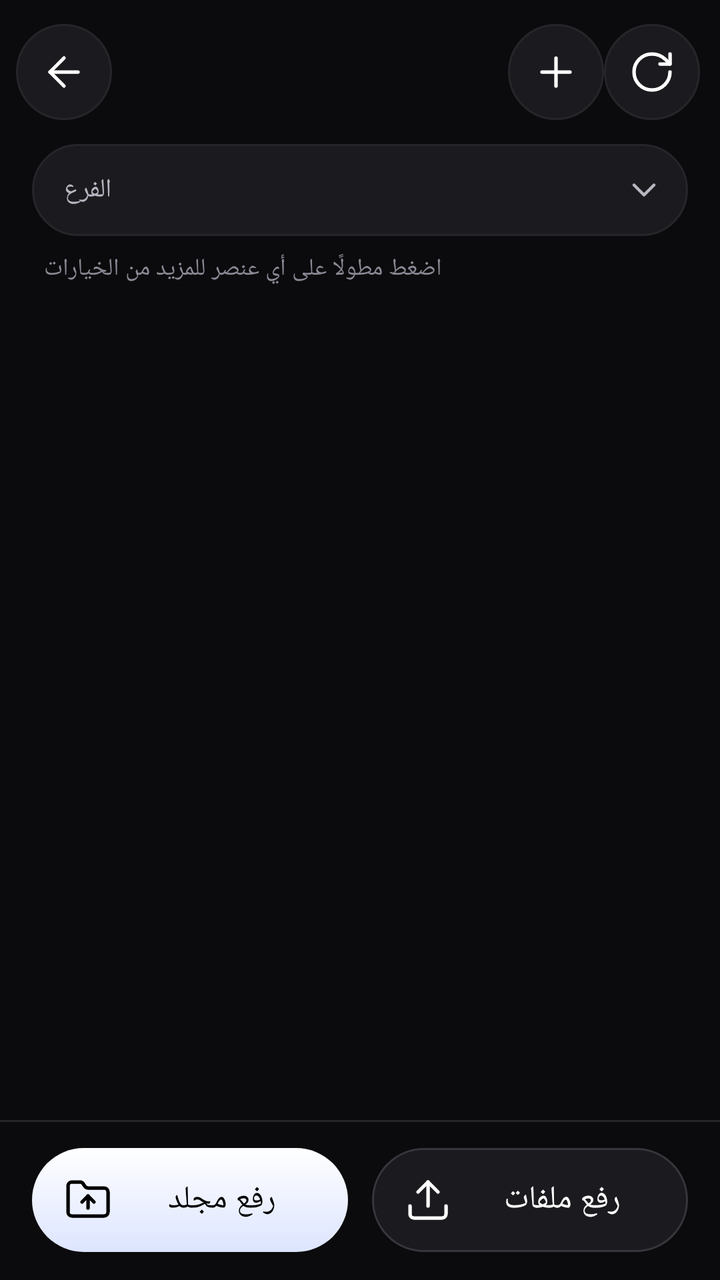
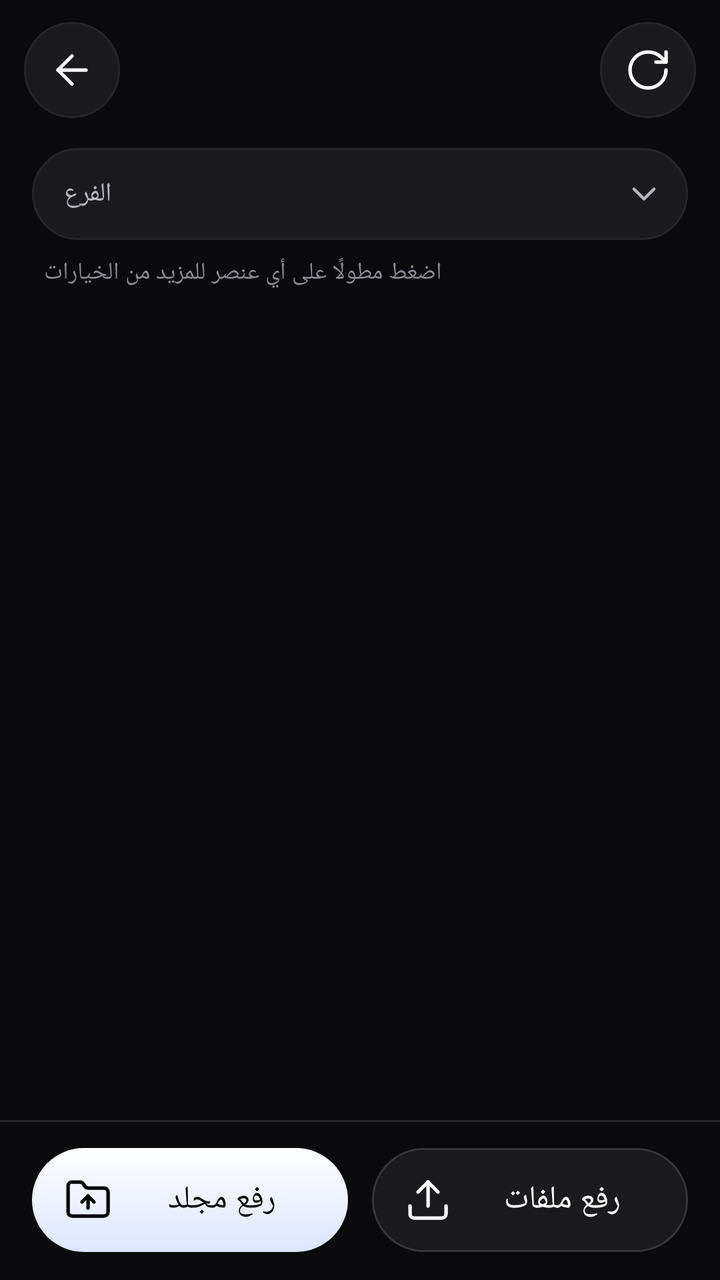

Before-and-after screenshots of an Android layout around one commit, followed by the original layout XML and the change that was made.
<!-- AndroidManifest.xml: application theme AppTheme -->
<!-- res/layout/activity_browser.xml -->
<?xml version="1.0" encoding="utf-8"?>
<LinearLayout xmlns:android="http://schemas.android.com/apk/res/android"
    android:layout_width="match_parent"
    android:layout_height="match_parent"
    android:background="@color/bg"
    android:orientation="vertical">

    <LinearLayout
        android:layout_width="match_parent"
        android:layout_height="wrap_content"
        android:gravity="center_vertical"
        android:orientation="horizontal"
        android:paddingStart="8dp"
        android:paddingTop="12dp"
        android:paddingEnd="10dp"
        android:paddingBottom="6dp">

        <ImageButton
            android:id="@+id/btnBack"
            style="@style/IconButton"
            android:contentDescription="@string/back"
            android:src="@drawable/ic_back" />

        <LinearLayout
            android:layout_width="0dp"
            android:layout_height="wrap_content"
            android:layout_marginStart="4dp"
            android:layout_weight="1"
            android:orientation="vertical">

            <TextView
                android:id="@+id/title"
                android:layout_width="match_parent"
                android:layout_height="wrap_content"
                android:ellipsize="end"
                android:fontFamily="serif"
                android:singleLine="true"
                android:textColor="@color/text_primary"
                android:textSize="22sp" />

            <TextView
                android:id="@+id/pathView"
                android:layout_width="match_parent"
                android:layout_height="wrap_content"
                android:ellipsize="start"
                android:fontFamily="monospace"
                android:singleLine="true"
                android:textAlignment="viewStart"
                android:textColor="@color/text_secondary"
                android:textDirection="ltr"
                android:textSize="12sp" />
        </LinearLayout>

        <ImageButton
            android:id="@+id/btnNew"
            style="@style/IconButton"
            android:contentDescription="@string/new_item"
            android:src="@drawable/ic_add" />

        <FrameLayout
        android:layout_width="wrap_content"
        android:layout_height="wrap_content">

        <ImageButton
            android:id="@+id/btnRefresh"
            style="@style/IconButton"
            android:contentDescription="@string/refresh"
            android:src="@drawable/ic_refresh" />

        
        <com.ghmanager.app.IosSpinner
            android:id="@+id/loading"
            android:layout_width="48dp"
            android:layout_height="48dp"
            android:visibility="invisible" />
    </FrameLayout>
    </LinearLayout>

    <LinearLayout
        android:id="@+id/branchBox"
        android:layout_width="match_parent"
        android:layout_height="wrap_content"
        android:layout_marginStart="16dp"
        android:layout_marginTop="6dp"
        android:layout_marginEnd="16dp"
        android:background="@drawable/bg_card_ripple"
        android:gravity="center_vertical"
        android:orientation="horizontal"
        android:paddingStart="16dp"
        android:paddingEnd="12dp">

        <TextView
            android:layout_width="wrap_content"
            android:layout_height="wrap_content"
            android:text="@string/branch_label"
            android:textColor="@color/text_secondary"
            android:textSize="13sp" />

        <Spinner
            android:id="@+id/branchSpinner"
            android:layout_width="0dp"
            android:layout_height="46dp"
            android:layout_marginStart="8dp"
            android:layout_weight="1"
            android:background="@null"
            android:popupBackground="@drawable/bg_popup" />

        <ImageView
            android:layout_width="20dp"
            android:layout_height="20dp"
            android:importantForAccessibility="no"
            android:src="@drawable/ic_expand"
            android:tint="@color/text_secondary" />
    </LinearLayout>

    
    <LinearLayout
        android:id="@+id/hintRow"
        android:layout_width="match_parent"
        android:layout_height="wrap_content"
        android:gravity="center_vertical"
        android:orientation="horizontal"
        android:paddingStart="22dp"
        android:paddingTop="8dp"
        android:paddingEnd="16dp"
        android:paddingBottom="4dp">

        <TextView
            android:id="@+id/hintText"
            android:layout_width="0dp"
            android:layout_height="wrap_content"
            android:layout_weight="1"
            android:text="@string/long_press_hint"
            android:textAlignment="viewStart"
            android:textColor="@color/text_hint"
            android:textSize="12sp" />
    </LinearLayout>

    
    <LinearLayout
        android:id="@+id/selBar"
        android:layout_width="match_parent"
        android:layout_height="wrap_content"
        android:layout_marginStart="14dp"
        android:layout_marginTop="8dp"
        android:layout_marginEnd="14dp"
        android:background="@drawable/bg_selbar"
        android:gravity="center_vertical"
        android:orientation="horizontal"
        android:paddingStart="6dp"
        android:paddingTop="4dp"
        android:paddingEnd="12dp"
        android:paddingBottom="4dp"
        android:visibility="gone">

        <ImageButton
            android:id="@+id/selClose"
            style="@style/IconButton"
            android:layout_width="40dp"
            android:layout_height="40dp"
            android:contentDescription="@string/sel_close"
            android:src="@drawable/ic_cancel" />

        <TextView
            android:id="@+id/selCount"
            android:layout_width="0dp"
            android:layout_height="wrap_content"
            android:layout_marginStart="8dp"
            android:layout_weight="1"
            android:singleLine="true"
            android:textAlignment="viewStart"
            android:textColor="@color/text_primary"
            android:textSize="15sp"
            android:textStyle="bold" />

        <TextView
            android:id="@+id/selAll"
            android:layout_width="wrap_content"
            android:layout_height="wrap_content"
            android:background="@drawable/bg_pill_neutral"
            android:paddingStart="14dp"
            android:paddingTop="8dp"
            android:paddingEnd="14dp"
            android:paddingBottom="8dp"
            android:singleLine="true"
            android:text="@string/select_all"
            android:textColor="@color/accent_text"
            android:textSize="13sp"
            android:textStyle="bold" />
    </LinearLayout>

    <FrameLayout
        android:layout_width="match_parent"
        android:layout_height="0dp"
        android:layout_weight="1">

        <ListView
            android:id="@+id/list"
            android:layout_width="match_parent"
            android:layout_height="match_parent"
            android:clipToPadding="false"
            android:divider="@null"
            android:dividerHeight="0dp"
            android:listSelector="@android:color/transparent"
            android:paddingTop="4dp"
            android:paddingBottom="16dp"
            android:scrollbars="none" />

        <TextView
            android:id="@+id/empty"
            android:layout_width="match_parent"
            android:layout_height="wrap_content"
            android:layout_gravity="center"
            android:gravity="center"
            android:padding="32dp"
            android:text="@string/empty_folder"
            android:textColor="@color/text_hint"
            android:textSize="15sp"
            android:visibility="gone" />
    </FrameLayout>

    <LinearLayout
        android:id="@+id/uploadBar"
        android:layout_width="match_parent"
        android:layout_height="wrap_content"
        android:background="@drawable/bg_bottom_bar"
        android:orientation="horizontal"
        android:paddingStart="16dp"
        android:paddingTop="14dp"
        android:paddingEnd="16dp"
        android:paddingBottom="14dp">

        <Button
            android:id="@+id/btnFolder"
            style="@style/BtnPrimary"
            android:layout_width="0dp"
            android:layout_height="wrap_content"
            android:layout_marginEnd="6dp"
            android:layout_weight="1"
            android:drawableStart="@drawable/ic_folder_up"
            android:drawablePadding="8dp"
            android:drawableTint="@color/on_accent"
            android:paddingStart="16dp"
            android:paddingEnd="16dp"
            android:text="@string/upload_folder" />

        <Button
            android:id="@+id/btnFiles"
            style="@style/BtnSecondary"
            android:layout_width="0dp"
            android:layout_height="wrap_content"
            android:layout_marginStart="6dp"
            android:layout_weight="1"
            android:drawableStart="@drawable/ic_upload"
            android:drawablePadding="8dp"
            android:drawableTint="@color/text_primary"
            android:paddingStart="16dp"
            android:paddingEnd="16dp"
            android:text="@string/upload_files" />
    </LinearLayout>
    
    <LinearLayout
        android:id="@+id/deleteBar"
        android:layout_width="match_parent"
        android:layout_height="wrap_content"
        android:background="@drawable/bg_bottom_bar"
        android:orientation="horizontal"
        android:paddingStart="16dp"
        android:paddingTop="14dp"
        android:paddingEnd="16dp"
        android:paddingBottom="14dp"
        android:visibility="gone">

        <Button
            android:id="@+id/btnDeleteSel"
            style="@style/BtnPrimary"
            android:layout_width="match_parent"
            android:layout_height="wrap_content"
            android:background="@drawable/btn_danger"
            android:drawableStart="@drawable/ic_delete"
            android:drawablePadding="8dp"
            android:drawableTint="@color/on_accent"
            android:paddingStart="16dp"
            android:paddingEnd="16dp"
            android:textColor="@color/on_accent" />
    </LinearLayout>
</LinearLayout>
<!-- resources referenced by this layout -->
<resources>
  <color name="accent_text">#9DB5FF</color>
  <color name="bg">#0B0B0D</color>
  <color name="on_accent">#000000</color>
  <color name="text_hint">#8A8A96</color>
  <color name="text_primary">#FFFFFF</color>
  <color name="text_secondary">#B7B7C2</color>
  <!-- drawable bg_pill_neutral (drawable) -->
  <?xml version="1.0" encoding="utf-8"?>
  <shape xmlns:android="http://schemas.android.com/apk/res/android" android:shape="rectangle">
      <solid android:color="@color/neutral_soft" />
      <corners android:radius="100dp" />
  </shape>
  <!-- drawable bg_popup (drawable) -->
  <?xml version="1.0" encoding="utf-8"?>
  <shape xmlns:android="http://schemas.android.com/apk/res/android" android:shape="rectangle">
      <solid android:color="@color/surface" />
      <stroke android:width="1dp" android:color="@color/stroke" />
      <corners android:radius="22dp" />
  </shape>
  <!-- drawable bg_selbar (drawable) -->
  <?xml version="1.0" encoding="utf-8"?>
  <shape xmlns:android="http://schemas.android.com/apk/res/android" android:shape="rectangle">
      <solid android:color="@color/accent_soft" />
      <stroke android:width="1dp" android:color="@color/accent" />
      <corners android:radius="24dp" />
  </shape>
  <!-- drawable ic_add (drawable) -->
  <?xml version="1.0" encoding="utf-8"?>
  <vector xmlns:android="http://schemas.android.com/apk/res/android"
      android:width="24dp"
      android:height="24dp"
      android:autoMirrored="false"
      android:viewportWidth="24"
      android:viewportHeight="24">
      <path
          android:pathData="M5 12h14"
          android:strokeColor="#FF000000"
          android:strokeWidth="1.75"
          android:strokeLineCap="round"
          android:strokeLineJoin="round" />
      <path
          android:pathData="M12 5v14"
          android:strokeColor="#FF000000"
          android:strokeWidth="1.75"
          android:strokeLineCap="round"
          android:strokeLineJoin="round" />
  </vector>
  <string name="back">رجوع</string>
  <string name="branch_label">الفرع</string>
  <string name="empty_folder">المجلد فارغ</string>
  <string name="long_press_hint">اضغط مطولًا على أي عنصر للمزيد من الخيارات</string>
  <string name="new_item">جديد</string>
  <string name="refresh">تحديث</string>
  <string name="sel_close">إلغاء التحديد</string>
  <string name="select_all">تحديد الكل</string>
  <string name="upload_files">رفع ملفات</string>
  <string name="upload_folder">رفع مجلد</string>
  <style name="IconButton">
          <item name="android:layout_width">48dp</item>
          <item name="android:layout_height">48dp</item>
          <item name="android:background">@drawable/bg_icon_btn</item>
          <item name="android:tint">@color/text_primary</item>
          <item name="android:scaleType">center</item>
      </style>
  <color name="stroke_soft">#25252A</color>
  <color name="ripple">#26FFFFFF</color>
  <!-- drawable bg_card (drawable) -->
  <?xml version="1.0" encoding="utf-8"?>
  <shape xmlns:android="http://schemas.android.com/apk/res/android" android:shape="rectangle">
      <solid android:color="@color/surface" />
      <stroke android:width="1dp" android:color="@color/stroke_soft" />
      <corners android:radius="28dp" />
  </shape>
  <color name="neutral_soft">#2A2A30</color>
  <color name="surface">#1B1B1F</color>
  <color name="stroke">#36363D</color>
  <color name="accent_soft">#16224A</color>
  <color name="accent">#4C7DFF</color>
  <color name="ripple_on_accent">#22000000</color>
  <color name="bad">#FF6B6B</color>
  <style name="DialogAnim" parent="@android:style/Animation.Dialog">
          <item name="android:windowEnterAnimation">@anim/dlg_in</item>
          <item name="android:windowExitAnimation">@anim/dlg_out</item>
      </style>
  <color name="surface_high">#26262B</color>
  <!-- unchanged entries left out for length: 19 -->
</resources>

<!-- the commit's change to res/layout/activity_browser.xml (unified diff, before → after) -->
@@ -5,76 +5,7 @@
     android:background="@color/bg"
     android:orientation="vertical">
 
-    <LinearLayout
-        android:layout_width="match_parent"
-        android:layout_height="wrap_content"
-        android:gravity="center_vertical"
-        android:orientation="horizontal"
-        android:paddingStart="8dp"
-        android:paddingTop="12dp"
-        android:paddingEnd="10dp"
-        android:paddingBottom="6dp">
-
-        <ImageButton
-            android:id="@+id/btnBack"
-            style="@style/IconButton"
-            android:contentDescription="@string/back"
-            android:src="@drawable/ic_back" />
-
-        <LinearLayout
-            android:layout_width="0dp"
-            android:layout_height="wrap_content"
-            android:layout_marginStart="4dp"
-            android:layout_weight="1"
-            android:orientation="vertical">
-
-            <TextView
-                android:id="@+id/title"
-                android:layout_width="match_parent"
-                android:layout_height="wrap_content"
-                android:ellipsize="end"
-                android:fontFamily="serif"
-                android:singleLine="true"
-                android:textColor="@color/text_primary"
-                android:textSize="22sp" />
-
-            <TextView
-                android:id="@+id/pathView"
-                android:layout_width="match_parent"
-                android:layout_height="wrap_content"
-                android:ellipsize="start"
-                android:fontFamily="monospace"
-                android:singleLine="true"
-                android:textAlignment="viewStart"
-                android:textColor="@color/text_secondary"
-                android:textDirection="ltr"
-                android:textSize="12sp" />
-        </LinearLayout>
-
-        <ImageButton
-            android:id="@+id/btnNew"
-            style="@style/IconButton"
-            android:contentDescription="@string/new_item"
-            android:src="@drawable/ic_add" />
-
-        <FrameLayout
-        android:layout_width="wrap_content"
-        android:layout_height="wrap_content">
-
-        <ImageButton
-            android:id="@+id/btnRefresh"
-            style="@style/IconButton"
-            android:contentDescription="@string/refresh"
-            android:src="@drawable/ic_refresh" />
-
-        
-        <com.ghmanager.app.IosSpinner
-            android:id="@+id/loading"
-            android:layout_width="48dp"
-            android:layout_height="48dp"
-            android:visibility="invisible" />
-    </FrameLayout>
-    </LinearLayout>
+    <include layout="@layout/view_header" />
 
     <LinearLayout
         android:id="@+id/branchBox"
@@ -285,3 +216,96 @@
             android:textColor="@color/on_accent" />
     </LinearLayout>
 </LinearLayout>
+<!-- res/layout/view_header.xml (included above) -->
+<?xml version="1.0" encoding="utf-8"?>
+<LinearLayout xmlns:android="http://schemas.android.com/apk/res/android"
+    xmlns:app="http://schemas.android.com/apk/res-auto"
+    android:layout_width="match_parent"
+    android:layout_height="wrap_content"
+    android:background="@drawable/bg_header"
+    android:gravity="center_vertical"
+    android:minHeight="68dp"
+    android:orientation="horizontal"
+    android:paddingStart="12dp"
+    android:paddingTop="10dp"
+    android:paddingEnd="12dp"
+    android:paddingBottom="8dp">
+
+    <ImageButton
+        android:id="@+id/btnBack"
+        style="@style/IconButton"
+        android:contentDescription="@string/back"
+        android:src="@drawable/ic_back" />
+
+    <LinearLayout
+        android:layout_width="0dp"
+        android:layout_height="wrap_content"
+        android:layout_weight="1"
+        android:gravity="center_horizontal"
+        android:orientation="vertical"
+        android:paddingStart="8dp"
+        android:paddingEnd="8dp">
+
+        <TextView
+            android:id="@+id/title"
+            android:layout_width="match_parent"
+            android:layout_height="wrap_content"
+            android:ellipsize="end"
+            android:fontFamily="serif"
+            android:gravity="center"
+            android:maxLines="1"
+            android:textColor="@color/text_primary"
+            android:textSize="20sp"
+            app:autoSizeMaxTextSize="20sp"
+            app:autoSizeMinTextSize="14sp"
+            app:autoSizeStepGranularity="1sp"
+            app:autoSizeTextType="uniform" />
+
+        <TextView
+            android:id="@+id/subtitle"
+            android:layout_width="match_parent"
+            android:layout_height="wrap_content"
+            android:layout_marginTop="1dp"
+            android:ellipsize="middle"
+            android:gravity="center"
+            android:singleLine="true"
+            android:textColor="@color/text_secondary"
+            android:textSize="12sp" />
+    </LinearLayout>
+
+    <ImageButton
+        android:id="@+id/btnA1"
+        style="@style/IconButton"
+        android:layout_marginEnd="6dp"
+        android:visibility="gone" />
+
+    <ImageButton
+        android:id="@+id/btnA2"
+        style="@style/IconButton"
+        android:layout_marginEnd="6dp"
+        android:visibility="gone" />
+
+    <ImageButton
+        android:id="@+id/btnA3"
+        style="@style/IconButton"
+        android:layout_marginEnd="6dp"
+        android:visibility="gone" />
+
+    <FrameLayout
+        android:layout_width="wrap_content"
+        android:layout_height="wrap_content">
+
+        <ImageButton
+            android:id="@+id/btnRefresh"
+            style="@style/IconButton"
+            android:contentDescription="@string/refresh"
+            android:src="@drawable/ic_refresh" />
+
+        
+        <com.ghmanager.app.IosSpinner
+            android:id="@+id/loading"
+            android:layout_width="48dp"
+            android:layout_height="48dp"
+            android:visibility="invisible" />
+    </FrameLayout>
+</LinearLayout>
<!-- resource entries referenced after the edit -->
@@ -6,6 +6,11 @@
   <color name="text_hint">#8A8A96</color>
   <color name="text_primary">#FFFFFF</color>
   <color name="text_secondary">#B7B7C2</color>
+  <!-- drawable bg_header (drawable) -->
+  <?xml version="1.0" encoding="utf-8"?>
+  <shape xmlns:android="http://schemas.android.com/apk/res/android" android:shape="rectangle">
+      <solid android:color="@color/bg" />
+  </shape>
   <!-- drawable bg_pill_neutral (drawable) -->
   <?xml version="1.0" encoding="utf-8"?>
   <shape xmlns:android="http://schemas.android.com/apk/res/android" android:shape="rectangle">
@@ -26,32 +31,10 @@
       <stroke android:width="1dp" android:color="@color/accent" />
       <corners android:radius="24dp" />
   </shape>
-  <!-- drawable ic_add (drawable) -->
-  <?xml version="1.0" encoding="utf-8"?>
-  <vector xmlns:android="http://schemas.android.com/apk/res/android"
-      android:width="24dp"
-      android:height="24dp"
-      android:autoMirrored="false"
-      android:viewportWidth="24"
-      android:viewportHeight="24">
-      <path
-          android:pathData="M5 12h14"
-          android:strokeColor="#FF000000"
-          android:strokeWidth="1.75"
-          android:strokeLineCap="round"
-          android:strokeLineJoin="round" />
-      <path
-          android:pathData="M12 5v14"
-          android:strokeColor="#FF000000"
-          android:strokeWidth="1.75"
-          android:strokeLineCap="round"
-          android:strokeLineJoin="round" />
-  </vector>
   <string name="back">رجوع</string>
   <string name="branch_label">الفرع</string>
   <string name="empty_folder">المجلد فارغ</string>
   <string name="long_press_hint">اضغط مطولًا على أي عنصر للمزيد من الخيارات</string>
-  <string name="new_item">جديد</string>
   <string name="refresh">تحديث</string>
   <string name="sel_close">إلغاء التحديد</string>
   <string name="select_all">تحديد الكل</string>
